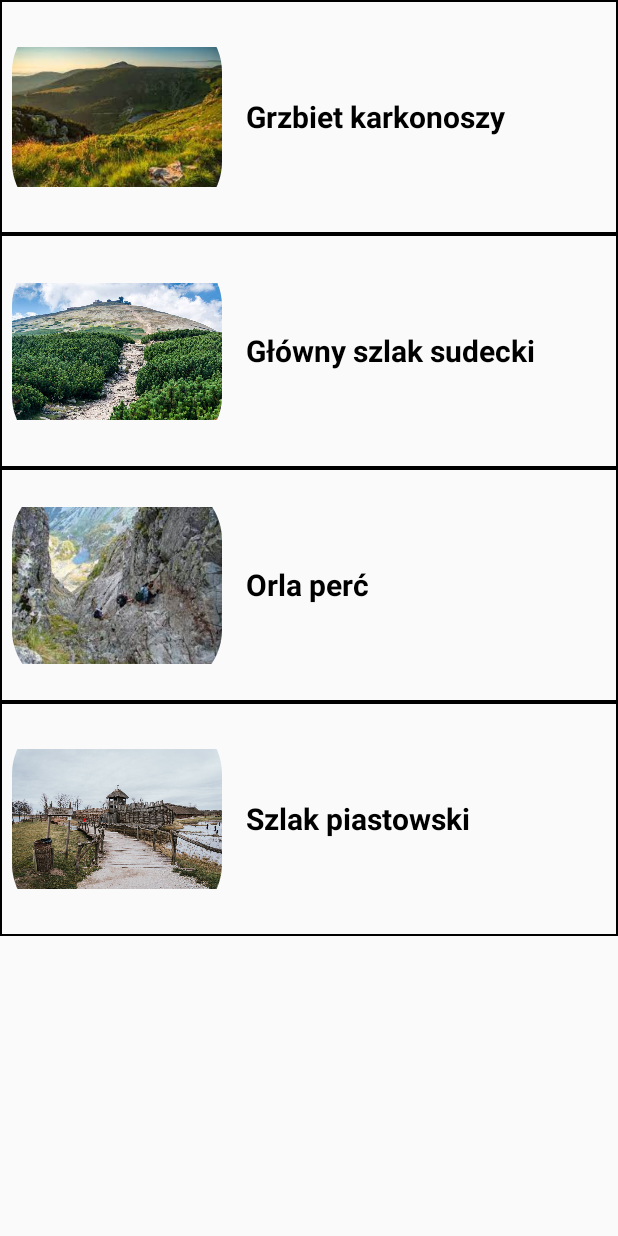
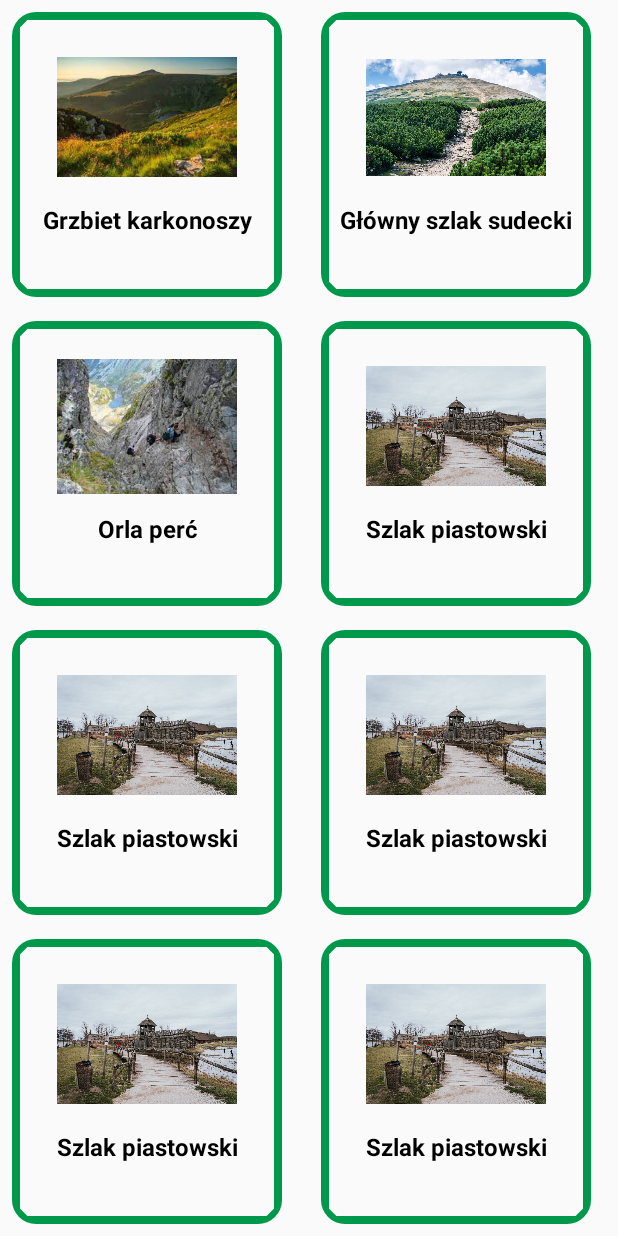
Before and after one commit to NikolasSzwargot/TrailsList, an Android app built with Jetpack Compose: the screen it shows after launch (MainActivity), on a phone screen of 412 x 824 dp. Run offline under Robolectric (Android 15) with nearby library versions, the phone set to English and light mode, and no system bars; our stand-ins replace Room's generated code.

Commit message:
Implemented Grid
TODO:
- style to grid Elements
- Tablet UI

```diff
--- a/app/src/main/java/edu/com/trailslist/compose/appcomponents/TrailItem.kt
+++ b/app/src/main/java/edu/com/trailslist/compose/appcomponents/TrailItem.kt
@@ -4,13 +4,13 @@ import androidx.compose.foundation.Image
 import androidx.compose.foundation.border
 import androidx.compose.foundation.layout.Box
 import androidx.compose.foundation.layout.Column
-import androidx.compose.foundation.layout.Row
 import androidx.compose.foundation.layout.Spacer
 import androidx.compose.foundation.layout.fillMaxSize
-import androidx.compose.foundation.layout.fillMaxWidth
+import androidx.compose.foundation.layout.height
 import androidx.compose.foundation.layout.padding
 import androidx.compose.foundation.layout.size
 import androidx.compose.foundation.layout.width
+import androidx.compose.foundation.shape.CutCornerShape
 import androidx.compose.foundation.shape.RoundedCornerShape
 import androidx.compose.material3.Text
 import androidx.compose.runtime.Composable
@@ -20,11 +20,12 @@ import androidx.compose.ui.draw.clip
 import androidx.compose.ui.graphics.Color
 import androidx.compose.ui.res.painterResource
 import androidx.compose.ui.text.font.FontWeight
+import androidx.compose.ui.text.style.TextAlign
 import androidx.compose.ui.unit.dp
 import androidx.compose.ui.unit.sp
 import edu.com.trailslist.database.entities.Trail
+import edu.com.trailslist.util.ScreenInfoData
 import edu.com.trailslist.util.screenInfo
-import edu.com.trailslist.util.ScreenInfoData
 
 @Composable
 fun TrailItem(trail: Trail) {
@@ -34,31 +35,42 @@ fun TrailItem(trail: Trail) {
 
     Box(
         modifier = Modifier
+            .padding(8.dp)
+            .width(180.dp)
+            .height(190.dp)
+            .clip(RoundedCornerShape(16.dp))
             .fillMaxSize()
-            .border(if (isTablet) 2.dp else 1.dp, Color.Black)
+            .border(width = 5.dp,
+                color = Color(0, 153, 76),
+                shape = CutCornerShape(8.dp)
+            )
+            .padding(10.dp)
+
+            //.m
+            //.border(if (isTablet) 2.dp else 1.dp, Color.Black)
     ) {
-        Row(
+        Column(
             modifier = Modifier
-                .fillMaxWidth()
-                .padding(8.dp),
-            verticalAlignment = Alignment.CenterVertically
+                .fillMaxSize(),
+                horizontalAlignment = Alignment.CenterHorizontally
         ) {
             Image(
                 painter = painterResource(trail.image),
                 contentDescription = "Trail image",
-                modifier = Modifier
-                    .size(if (isTablet) 180.dp else 140.dp)
-                    .clip(RoundedCornerShape(if (isTablet) 45.dp else 40.dp))
+                modifier = Modifier.size(120.dp)
+//                    .size(if (isTablet) 180.dp else 140.dp)
+//                    .clip(RoundedCornerShape(if (isTablet) 45.dp else 40.dp)
             )
-            Spacer(modifier = Modifier.width(16.dp))
-            Column {
-                Text(
-                    text = trail.name,
-                    fontSize = if (isTablet) 25.sp else 20.sp,
-                    fontWeight = FontWeight.Bold,
-                    color = Color.Black
-                )
-            }
+            Spacer(modifier = Modifier.width(8.dp))
+            //Column {
+            Text(
+                text = trail.name,
+                fontSize = 16.sp,//if (isTablet) 25.sp else 20.sp,
+                fontWeight = FontWeight.Bold,
+                color = Color.Black,
+                textAlign = TextAlign.Center
+            )
+            //}
         }
     }
 }
--- a/app/src/main/java/edu/com/trailslist/compose/appcomponents/TrailList.kt
+++ b/app/src/main/java/edu/com/trailslist/compose/appcomponents/TrailList.kt
@@ -8,8 +8,8 @@ import androidx.compose.runtime.getValue
 import androidx.navigation.NavController
 import edu.com.trailslist.compose.devicesui.PhoneUI
 import edu.com.trailslist.compose.devicesui.TabletUI
+import edu.com.trailslist.util.ScreenInfoData
 import edu.com.trailslist.util.screenInfo
-import edu.com.trailslist.util.ScreenInfoData
 import edu.com.trailslist.viewmodels.TrailViewModel
 
 @Composable
@@ -19,6 +19,10 @@ fun TrailsList(navController: NavController, viewModel: TrailViewModel) {
     if (screenInfoData.screenWidthData is ScreenInfoData.ScreenType.Phone &&
         screenInfoData.screenHeightData is ScreenInfoData.ScreenType.Phone) {
         PhoneUI(navController = navController, trails)
+    }
+    else if (screenInfoData.screenWidthData is ScreenInfoData.ScreenType.RotatedPhone &&
+        screenInfoData.screenHeightData is ScreenInfoData.ScreenType.Phone) {
+        PhoneUI(navController = navController, trails = trails)
     }
     else if (screenInfoData.screenWidthData is ScreenInfoData.ScreenType.Tablet) {
         Row {
--- a/app/src/main/java/edu/com/trailslist/compose/devicesui/PhoneUI.kt
+++ b/app/src/main/java/edu/com/trailslist/compose/devicesui/PhoneUI.kt
@@ -2,16 +2,18 @@ package edu.com.trailslist.compose.devicesui
 
 import androidx.compose.foundation.clickable
 import androidx.compose.foundation.layout.Box
-import androidx.compose.foundation.lazy.LazyColumn
+import androidx.compose.foundation.lazy.grid.GridCells
+import androidx.compose.foundation.lazy.grid.LazyVerticalGrid
 import androidx.compose.runtime.Composable
 import androidx.compose.ui.Modifier
+import androidx.compose.ui.unit.dp
 import androidx.navigation.NavController
 import edu.com.trailslist.compose.appcomponents.TrailItem
 import edu.com.trailslist.database.entities.Trail
 
 @Composable
 fun PhoneUI(navController: NavController, trails: List<Trail>) {
-    LazyColumn {
+    LazyVerticalGrid(columns = GridCells.Adaptive(minSize = 140.dp)) {
         items(trails.size) { index ->
             val trail = trails[index]
             Box(modifier = Modifier
--- a/app/src/main/java/edu/com/trailslist/compose/devicesui/TabletUI.kt
+++ b/app/src/main/java/edu/com/trailslist/compose/devicesui/TabletUI.kt
@@ -4,7 +4,9 @@ import androidx.compose.foundation.clickable
 import androidx.compose.foundation.layout.Box
 import androidx.compose.foundation.layout.fillMaxHeight
 import androidx.compose.foundation.layout.fillMaxWidth
-import androidx.compose.foundation.lazy.LazyColumn
+import androidx.compose.foundation.lazy.grid.GridCells
+import androidx.compose.foundation.lazy.grid.LazyHorizontalGrid
+import androidx.compose.foundation.lazy.grid.LazyVerticalGrid
 import androidx.compose.runtime.Composable
 import androidx.compose.runtime.LaunchedEffect
 import androidx.compose.runtime.getValue
@@ -13,6 +15,7 @@ import androidx.compose.runtime.remember
 import androidx.compose.runtime.setValue
 import androidx.compose.ui.Modifier
 import androidx.compose.ui.platform.LocalContext
+import androidx.compose.ui.unit.dp
 import edu.com.trailslist.compose.appcomponents.TrailDetails
 import edu.com.trailslist.compose.appcomponents.TrailItem
 import edu.com.trailslist.database.entities.Trail
@@ -36,7 +39,11 @@ fun TabletUI(vertical: Boolean, trails: List<Trail>, viewModel: TrailViewModel)
 
     val fill = if (expanded) 1f else 0.5f
 
-    LazyColumn (modifier = Modifier.fillMaxHeight(if (vertical) fill else 1f)) {
+    if (vertical) {
+        LazyVerticalGrid(
+            columns = GridCells.Adaptive(minSize = 140.dp),
+            modifier = Modifier.fillMaxHeight(if (vertical) fill else 1f)
+        ) {
             items(trails.size) { index ->
                 val trail = trails[index]
                 Box(modifier = Modifier
@@ -50,6 +57,27 @@ fun TabletUI(vertical: Boolean, trails: List<Trail>, viewModel: TrailViewModel)
                 }
             }
         }
+    }
+    else
+    {
+        LazyHorizontalGrid(
+            rows = GridCells.Adaptive(minSize = 140.dp),
+            modifier = Modifier.fillMaxHeight(if (vertical) fill else 1f)
+        ) {
+            items(trails.size) { index ->
+                val trail = trails[index]
+                Box(modifier = Modifier
+                    .fillMaxWidth(if (vertical) 1f else fill)
+                    .clickable {
+                        expanded = false
+                        selectedTrail = trail
+                        viewModel.updateSelectedTrailId(selectedTrail!!.id!!)
+                    }) {
+                    TrailItem(trail = trail)
+                }
+            }
+        }
+    }
 
     selectedTrail?.let { trail: Trail ->
         TrailDetails(trail = trail, viewModel = viewModel)
--- a/app/src/main/java/edu/com/trailslist/database/dao/TrailDao.kt
+++ b/app/src/main/java/edu/com/trailslist/database/dao/TrailDao.kt
@@ -59,11 +59,91 @@ suspend fun insertTrails(trailDao: TrailDao) {
             description = "Jest to pierwsza część, ciągnącego się dalej na wschód, Głównego Szlaku Sudeckiego. Rozpoczyna się w Szklarskiej Porębie, a kończy na Przełęczy Okraj, a jego długość to około 35 kilometrów. Wędrówka jest o tyle przyjemna, że po pokonaniu pierwszego większego podejścia (pod Szrenicę), większość trasy wiedzie grzbietem, bez wielkich przewyższeń. Na szlaku miniemy najpiękniejsze miejsca w Karkonoszach - Twarożnik (fantazyjne skałki) czy słynne i niezwykle widowiskowe Śnieżne Kotły. Trasa od Słonecznika z widokiem na schronisko „Samotnia” pod Śnieżkę jest uznawana za jeden z ładniejszych fragmentów szlaku. Należy pamiętać, że Główny Szlak Sudecki przy schronisku pod Śnieżką odbija w stronę Karpacza. Jeżeli jednak chcemy kontynuować przygodę z grzbietem Karkonoskim, należy iść na najwyższy szczyt Sudetów - Śnieżkę (1603 m n.p.m.) i dalej, do Przełęczy Okraj. Dzięki schroniskom (Schronisko na Hali Szrenickiej, schronisko „Odrodzenie”, schronisko pod Śnieżką), a także kilku schroniskom po stronie czeskiej, wędrówkę można podzielić na kilka dni. Szlak ten można również pokonać zimą - pieszo, na nartach lub rakietach. Jest wówczas szczególnie urokliwy, zwłaszcza dla wielbicieli zimy. Należy jednak pamiętać o odpowiednim przygotowaniu i o tym, że podczas zimowych przejść tempo bardzo spada.",
             image = R.drawable.karkonosze,
             measuredTime = 0L),
-        Trail(id = temp,
+        Trail(id = temp++,
             name = "Szlak piastowski",
             description = "trasa turystyczna w Polsce, przebiegająca przez województwo wielkopolskie i województwo kujawsko-pomorskie. Szlak funkcjonuje przede wszystkim jako trasa wycieczek autokarowych i samochodowych oraz szlak rowerowy (Piastowski Trakt Rowerowy). W 2012 otrzymał Certyfikat Polskiej Organizacji Turystycznej za najlepszy produkt turystyczny, jako unikatowy i wyjątkowo ważny dla polskiego dziedzictwa.",
             image = R.drawable.piastowski,
-            measuredTime = 0L)
+            measuredTime = 0L),
+        Trail(id = temp++,
+            name = "Szlak piastowski",
+            description = "trasa turystyczna w Polsce, przebiegająca przez województwo wielkopolskie i województwo kujawsko-pomorskie. Szlak funkcjonuje przede wszystkim jako trasa wycieczek autokarowych i samochodowych oraz szlak rowerowy (Piastowski Trakt Rowerowy). W 2012 otrzymał Certyfikat Polskiej Organizacji Turystycznej za najlepszy produkt turystyczny, jako unikatowy i wyjątkowo ważny dla polskiego dziedzictwa.",
+            image = R.drawable.piastowski,
+            measuredTime = 0L),
+        Trail(id = temp++,
+            name = "Szlak piastowski",
+            description = "trasa turystyczna w Polsce, przebiegająca przez województwo wielkopolskie i województwo kujawsko-pomorskie. Szlak funkcjonuje przede wszystkim jako trasa wycieczek autokarowych i samochodowych oraz szlak rowerowy (Piastowski Trakt Rowerowy). W 2012 otrzymał Certyfikat Polskiej Organizacji Turystycznej za najlepszy produkt turystyczny, jako unikatowy i wyjątkowo ważny dla polskiego dziedzictwa.",
+            image = R.drawable.piastowski,
+            measuredTime = 0L),
+        Trail(id = temp++,
+            name = "Szlak piastowski",
+            description = "trasa turystyczna w Polsce, przebiegająca przez województwo wielkopolskie i województwo kujawsko-pomorskie. Szlak funkcjonuje przede wszystkim jako trasa wycieczek autokarowych i samochodowych oraz szlak rowerowy (Piastowski Trakt Rowerowy). W 2012 otrzymał Certyfikat Polskiej Organizacji Turystycznej za najlepszy produkt turystyczny, jako unikatowy i wyjątkowo ważny dla polskiego dziedzictwa.",
+            image = R.drawable.piastowski,
+            measuredTime = 0L),
+        Trail(id = temp++,
+            name = "Szlak piastowski",
+            description = "trasa turystyczna w Polsce, przebiegająca przez województwo wielkopolskie i województwo kujawsko-pomorskie. Szlak funkcjonuje przede wszystkim jako trasa wycieczek autokarowych i samochodowych oraz szlak rowerowy (Piastowski Trakt Rowerowy). W 2012 otrzymał Certyfikat Polskiej Organizacji Turystycznej za najlepszy produkt turystyczny, jako unikatowy i wyjątkowo ważny dla polskiego dziedzictwa.",
+            image = R.drawable.piastowski,
+            measuredTime = 0L),
+        Trail(id = temp++,
+            name = "Szlak piastowski",
+            description = "trasa turystyczna w Polsce, przebiegająca przez województwo wielkopolskie i województwo kujawsko-pomorskie. Szlak funkcjonuje przede wszystkim jako trasa wycieczek autokarowych i samochodowych oraz szlak rowerowy (Piastowski Trakt Rowerowy). W 2012 otrzymał Certyfikat Polskiej Organizacji Turystycznej za najlepszy produkt turystyczny, jako unikatowy i wyjątkowo ważny dla polskiego dziedzictwa.",
+            image = R.drawable.piastowski,
+            measuredTime = 0L),
+        Trail(id = temp++,
+            name = "Szlak piastowski",
+            description = "trasa turystyczna w Polsce, przebiegająca przez województwo wielkopolskie i województwo kujawsko-pomorskie. Szlak funkcjonuje przede wszystkim jako trasa wycieczek autokarowych i samochodowych oraz szlak rowerowy (Piastowski Trakt Rowerowy). W 2012 otrzymał Certyfikat Polskiej Organizacji Turystycznej za najlepszy produkt turystyczny, jako unikatowy i wyjątkowo ważny dla polskiego dziedzictwa.",
+            image = R.drawable.piastowski,
+            measuredTime = 0L),
+        Trail(id = temp++,
+            name = "Szlak piastowski",
+            description = "trasa turystyczna w Polsce, przebiegająca przez województwo wielkopolskie i województwo kujawsko-pomorskie. Szlak funkcjonuje przede wszystkim jako trasa wycieczek autokarowych i samochodowych oraz szlak rowerowy (Piastowski Trakt Rowerowy). W 2012 otrzymał Certyfikat Polskiej Organizacji Turystycznej za najlepszy produkt turystyczny, jako unikatowy i wyjątkowo ważny dla polskiego dziedzictwa.",
+            image = R.drawable.piastowski,
+            measuredTime = 0L),
+        Trail(id = temp++,
+            name = "Szlak piastowski",
+            description = "trasa turystyczna w Polsce, przebiegająca przez województwo wielkopolskie i województwo kujawsko-pomorskie. Szlak funkcjonuje przede wszystkim jako trasa wycieczek autokarowych i samochodowych oraz szlak rowerowy (Piastowski Trakt Rowerowy). W 2012 otrzymał Certyfikat Polskiej Organizacji Turystycznej za najlepszy produkt turystyczny, jako unikatowy i wyjątkowo ważny dla polskiego dziedzictwa.",
+            image = R.drawable.piastowski,
+            measuredTime = 0L),
+        Trail(id = temp++,
+            name = "Szlak piastowski",
+            description = "trasa turystyczna w Polsce, przebiegająca przez województwo wielkopolskie i województwo kujawsko-pomorskie. Szlak funkcjonuje przede wszystkim jako trasa wycieczek autokarowych i samochodowych oraz szlak rowerowy (Piastowski Trakt Rowerowy). W 2012 otrzymał Certyfikat Polskiej Organizacji Turystycznej za najlepszy produkt turystyczny, jako unikatowy i wyjątkowo ważny dla polskiego dziedzictwa.",
+            image = R.drawable.piastowski,
+            measuredTime = 0L),
+        Trail(id = temp++,
+            name = "Szlak piastowski",
+            description = "trasa turystyczna w Polsce, przebiegająca przez województwo wielkopolskie i województwo kujawsko-pomorskie. Szlak funkcjonuje przede wszystkim jako trasa wycieczek autokarowych i samochodowych oraz szlak rowerowy (Piastowski Trakt Rowerowy). W 2012 otrzymał Certyfikat Polskiej Organizacji Turystycznej za najlepszy produkt turystyczny, jako unikatowy i wyjątkowo ważny dla polskiego dziedzictwa.",
+            image = R.drawable.piastowski,
+            measuredTime = 0L),
+        Trail(id = temp++,
+            name = "Szlak piastowski",
+            description = "trasa turystyczna w Polsce, przebiegająca przez województwo wielkopolskie i województwo kujawsko-pomorskie. Szlak funkcjonuje przede wszystkim jako trasa wycieczek autokarowych i samochodowych oraz szlak rowerowy (Piastowski Trakt Rowerowy). W 2012 otrzymał Certyfikat Polskiej Organizacji Turystycznej za najlepszy produkt turystyczny, jako unikatowy i wyjątkowo ważny dla polskiego dziedzictwa.",
+            image = R.drawable.piastowski,
+            measuredTime = 0L),
+        Trail(id = temp++,
+            name = "Szlak piastowski",
+            description = "trasa turystyczna w Polsce, przebiegająca przez województwo wielkopolskie i województwo kujawsko-pomorskie. Szlak funkcjonuje przede wszystkim jako trasa wycieczek autokarowych i samochodowych oraz szlak rowerowy (Piastowski Trakt Rowerowy). W 2012 otrzymał Certyfikat Polskiej Organizacji Turystycznej za najlepszy produkt turystyczny, jako unikatowy i wyjątkowo ważny dla polskiego dziedzictwa.",
+            image = R.drawable.piastowski,
+            measuredTime = 0L),
+        Trail(id = temp++,
+            name = "Szlak piastowski",
+            description = "trasa turystyczna w Polsce, przebiegająca przez województwo wielkopolskie i województwo kujawsko-pomorskie. Szlak funkcjonuje przede wszystkim jako trasa wycieczek autokarowych i samochodowych oraz szlak rowerowy (Piastowski Trakt Rowerowy). W 2012 otrzymał Certyfikat Polskiej Organizacji Turystycznej za najlepszy produkt turystyczny, jako unikatowy i wyjątkowo ważny dla polskiego dziedzictwa.",
+            image = R.drawable.piastowski,
+            measuredTime = 0L),
+        Trail(id = temp++,
+            name = "Szlak piastowski",
+            description = "trasa turystyczna w Polsce, przebiegająca przez województwo wielkopolskie i województwo kujawsko-pomorskie. Szlak funkcjonuje przede wszystkim jako trasa wycieczek autokarowych i samochodowych oraz szlak rowerowy (Piastowski Trakt Rowerowy). W 2012 otrzymał Certyfikat Polskiej Organizacji Turystycznej za najlepszy produkt turystyczny, jako unikatowy i wyjątkowo ważny dla polskiego dziedzictwa.",
+            image = R.drawable.piastowski,
+            measuredTime = 0L),
+        Trail(id = temp++,
+            name = "Szlak piastowski",
+            description = "trasa turystyczna w Polsce, przebiegająca przez województwo wielkopolskie i województwo kujawsko-pomorskie. Szlak funkcjonuje przede wszystkim jako trasa wycieczek autokarowych i samochodowych oraz szlak rowerowy (Piastowski Trakt Rowerowy). W 2012 otrzymał Certyfikat Polskiej Organizacji Turystycznej za najlepszy produkt turystyczny, jako unikatowy i wyjątkowo ważny dla polskiego dziedzictwa.",
+            image = R.drawable.piastowski,
+            measuredTime = 0L),
+        Trail(id = temp++,
+            name = "Szlak piastowski",
+            description = "trasa turystyczna w Polsce, przebiegająca przez województwo wielkopolskie i województwo kujawsko-pomorskie. Szlak funkcjonuje przede wszystkim jako trasa wycieczek autokarowych i samochodowych oraz szlak rowerowy (Piastowski Trakt Rowerowy). W 2012 otrzymał Certyfikat Polskiej Organizacji Turystycznej za najlepszy produkt turystyczny, jako unikatowy i wyjątkowo ważny dla polskiego dziedzictwa.",
+            image = R.drawable.piastowski,
+            measuredTime = 0L),
     )
 
     trails.forEach { trail ->
--- a/app/src/main/java/edu/com/trailslist/util/screenInfo.kt
+++ b/app/src/main/java/edu/com/trailslist/util/screenInfo.kt
@@ -10,7 +10,7 @@ fun screenInfo(): ScreenInfoData {
     val configuration = LocalConfiguration.current
     return ScreenInfoData(
         screenWidthData = when {
-            configuration.screenWidthDp < 840 -> ScreenInfoData.ScreenType.Phone
+            configuration.screenWidthDp < 600 -> ScreenInfoData.ScreenType.Phone
             else -> ScreenInfoData.ScreenType.Tablet
         },
         screenHeightData = when {
@@ -31,6 +31,7 @@ data class ScreenInfoData(
     ) {
     sealed class ScreenType {
         object Phone: ScreenType()
+        object RotatedPhone: ScreenType()
         object  Tablet: ScreenType()
     }
 }
```
Lines whose indentation alone changed are shown as unchanged.
